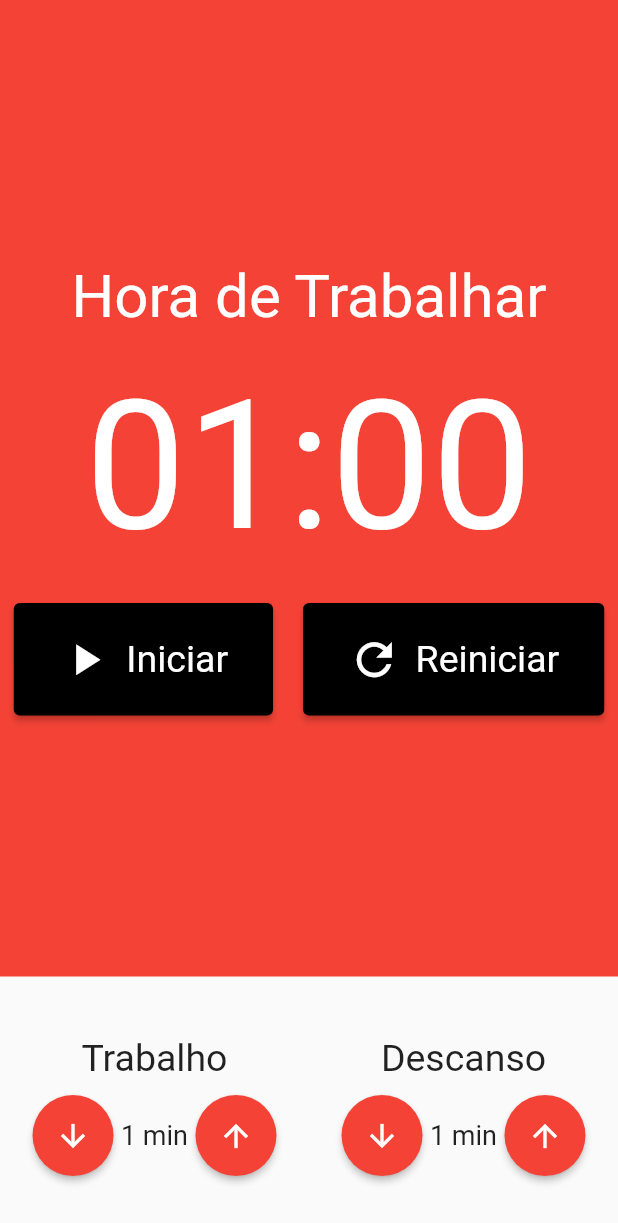
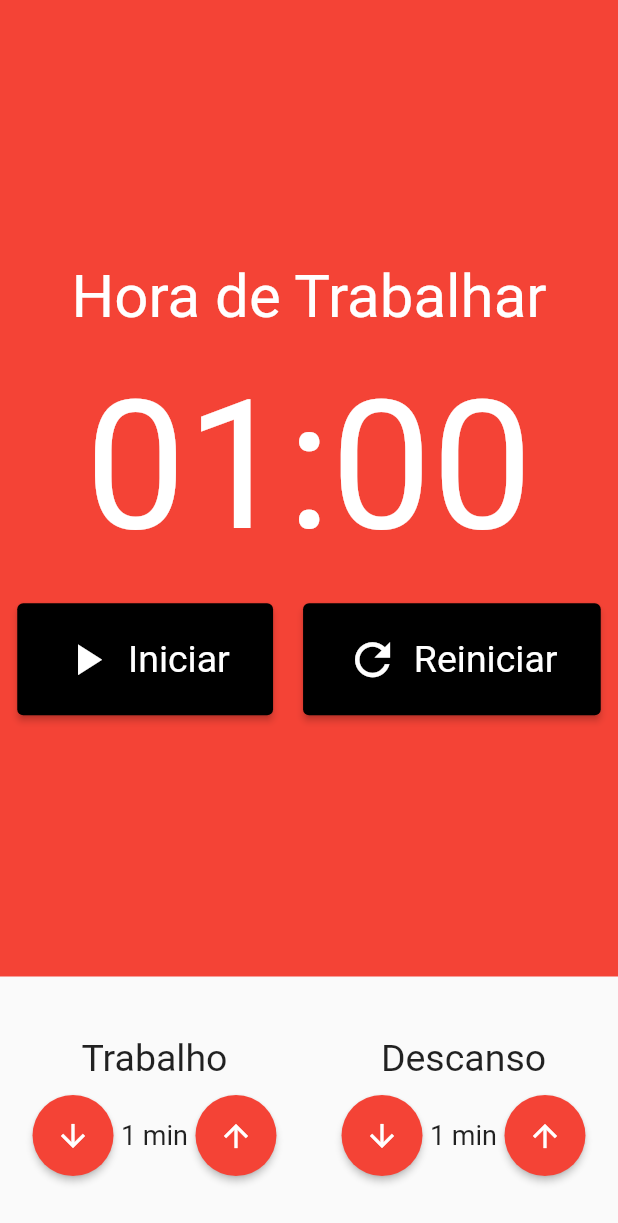
Before and after one commit to davicezarborgesdeveloper/pomodoro, a Flutter app: the screen it shows after launch, after a tap on "Iniciar", after a tap on "Reiniciar", on a phone screen of 412 x 824 dp. Shown: the top 1223 px of the screen. Run offline on Flutter 3.47's test engine with Material 2 defaults, Android fonts, the phone set to English and light mode, and no system bars; our stand-ins replace flutter_mobx, mobx; generated files the repository leaves out were written again.

Commit message:
Correções de tempo/botão responsivo

```diff
--- a/lib/components/CronometroBotao.dart
+++ b/lib/components/CronometroBotao.dart
@@ -17,9 +17,9 @@ class CronometroBotao extends StatelessWidget {
     return ElevatedButton(
       style: ElevatedButton.styleFrom(
         backgroundColor: Colors.black,
-        padding: const EdgeInsets.symmetric(
-          horizontal: 30,
-          vertical: 20,
+        padding: EdgeInsets.symmetric(
+          horizontal: MediaQuery.of(context).size.width * 0.07,
+          vertical: MediaQuery.of(context).size.height * 0.024,
         ),
         textStyle: const TextStyle(
           fontSize: 25,
--- a/lib/store/pomodoro.store.dart
+++ b/lib/store/pomodoro.store.dart
@@ -32,7 +32,7 @@ abstract class _PomodoroStore with Store {
   @action
   void iniciar() {
     iniciado = true;
-    cronometro = Timer.periodic(const Duration(milliseconds: 50), (timer) {
+    cronometro = Timer.periodic(const Duration(seconds: 1), (timer) {
       if (minutos == 0 && segundos == 0) {
         _trocarTipoIntervalo();
       } else if (segundos == 0) {
```
